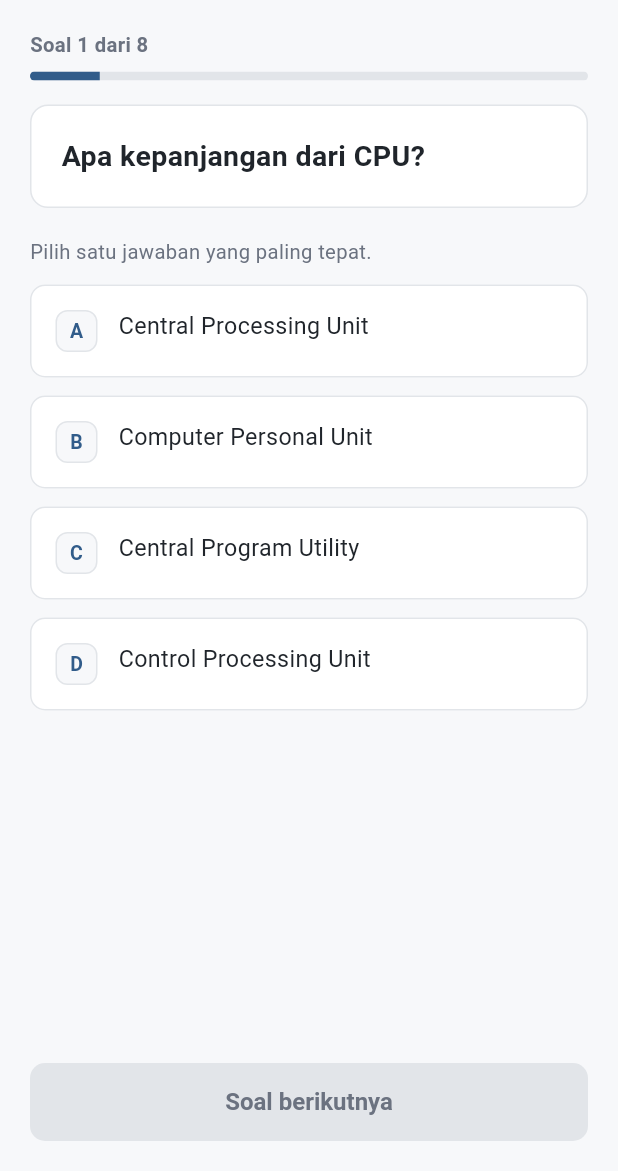
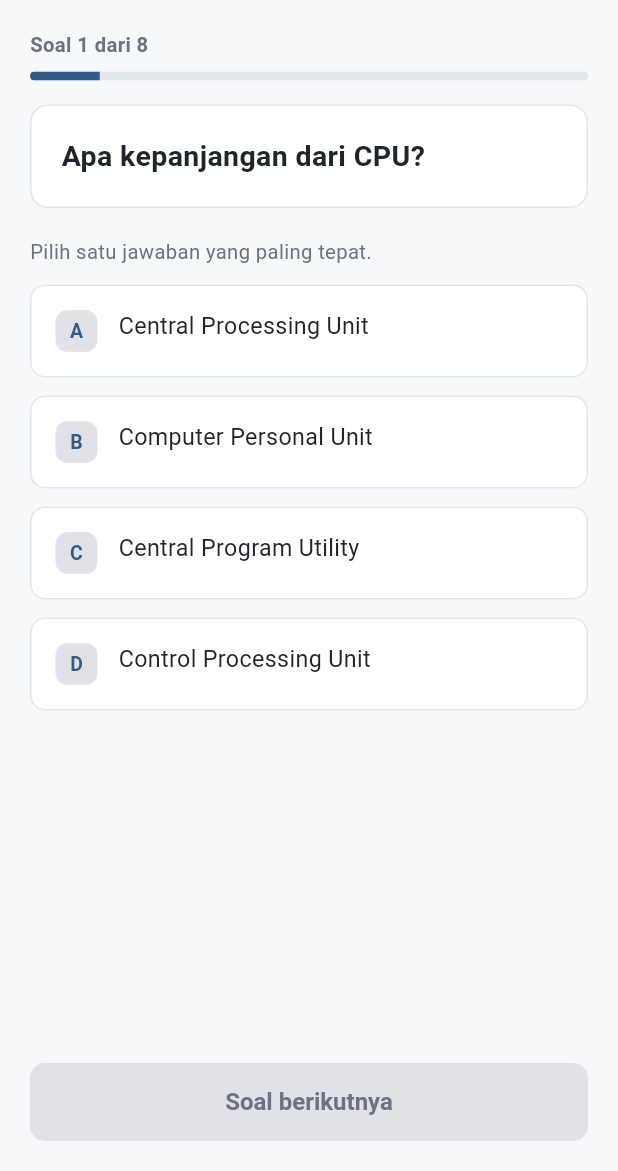
Before and after one commit to Farhan00755/QuizMate, a Flutter app: the QuizScreen screen opened directly with empty values, on a phone screen of 412 x 824 dp, the part 65-1236 px from its top. Run offline on Flutter 3.47's test engine with Material 3 defaults, Android fonts, the phone set to English and light mode, and no system bars.

Commit message:
update dark/light theme

```diff
--- a/lib/main.dart
+++ b/lib/main.dart
@@ -7,8 +7,23 @@ void main() {
   runApp(const QuizMateApp());
 }
 
-class QuizMateApp extends StatelessWidget {
+class QuizMateApp extends StatefulWidget {
   const QuizMateApp({super.key});
+
+  @override
+  State<QuizMateApp> createState() => _QuizMateAppState();
+}
+
+class _QuizMateAppState extends State<QuizMateApp> {
+  ThemeMode _themeMode = ThemeMode.light;
+
+  void _toggleTheme() {
+    setState(() {
+      _themeMode = _themeMode == ThemeMode.dark
+          ? ThemeMode.light
+          : ThemeMode.dark;
+    });
+  }
 
   @override
   Widget build(BuildContext context) {
@@ -16,7 +31,9 @@ class QuizMateApp extends StatelessWidget {
       title: 'QuizMate',
       debugShowCheckedModeBanner: false,
       theme: AppTheme.light,
-      home: const HomeScreen(),
+      darkTheme: AppTheme.dark,
+      themeMode: _themeMode,
+      home: HomeScreen(onToggleTheme: _toggleTheme),
     );
   }
 }
--- a/lib/screens/quiz_screen.dart
+++ b/lib/screens/quiz_screen.dart
@@ -1,6 +1,5 @@
 import 'package:flutter/material.dart';
 
-import '../constants/app_colors.dart';
 import '../data/questions.dart';
 import '../models/question.dart';
 import '../state/quiz_controller.dart';
@@ -50,7 +49,6 @@ class _QuizScreenState extends State<QuizScreen> {
       context: context,
       builder: (dialogContext) {
         return AlertDialog(
-          backgroundColor: AppColors.surface,
           title: const Text('Keluar dari kuis?'),
           content: const Text('Jawaban yang sudah dipilih akan hilang.'),
           actions: [
@@ -74,8 +72,9 @@ class _QuizScreenState extends State<QuizScreen> {
 
   @override
   Widget build(BuildContext context) {
+    final colors = Theme.of(context).colorScheme;
+
     return Scaffold(
-      backgroundColor: AppColors.background,
       body: SafeArea(
         child: ListenableBuilder(
           listenable: _controller,
@@ -122,11 +121,11 @@ class _QuizScreenState extends State<QuizScreen> {
                             children: [
                               _QuestionCard(question: question),
                               const SizedBox(height: 20),
-                              const Text(
+                              Text(
                                 'Pilih satu jawaban yang paling tepat.',
                                 style: TextStyle(
                                   fontSize: 13.5,
-                                  color: AppColors.textSecondary,
+                                  color: colors.onSurfaceVariant,
                                 ),
                               ),
                               const SizedBox(height: 12),
@@ -188,6 +187,8 @@ class _QuizHeader extends StatelessWidget {
 
   @override
   Widget build(BuildContext context) {
+    final colors = Theme.of(context).colorScheme;
+
     return Padding(
       padding: const EdgeInsets.fromLTRB(6, 6, 20, 6),
       child: Row(
@@ -195,16 +196,16 @@ class _QuizHeader extends StatelessWidget {
           IconButton(
             onPressed: onBack,
             icon: const Icon(Icons.arrow_back),
-            color: AppColors.textPrimary,
+            color: colors.onSurface,
             tooltip: 'Kembali',
           ),
           const SizedBox(width: 2),
-          const Text(
+          Text(
             'QuizMate',
             style: TextStyle(
               fontSize: 18,
               fontWeight: FontWeight.w700,
-              color: AppColors.textPrimary,
+              color: colors.onSurface,
             ),
           ),
         ],
@@ -231,10 +232,10 @@ class _QuizProgress extends StatelessWidget {
       children: [
         Text(
           'Soal $current dari $total',
-          style: const TextStyle(
+          style: TextStyle(
             fontSize: 13.5,
             fontWeight: FontWeight.w600,
-            color: AppColors.textSecondary,
+            color: Theme.of(context).colorScheme.onSurfaceVariant,
           ),
         ),
         const SizedBox(height: 8),
@@ -254,21 +255,23 @@ class _QuestionCard extends StatelessWidget {
 
   @override
   Widget build(BuildContext context) {
+    final colors = Theme.of(context).colorScheme;
+
     return Container(
       width: double.infinity,
       padding: const EdgeInsets.all(20),
       decoration: BoxDecoration(
-        color: AppColors.surface,
+        color: colors.surface,
         borderRadius: BorderRadius.circular(12),
-        border: Border.all(color: AppColors.border),
+        border: Border.all(color: colors.outlineVariant),
       ),
       child: Text(
         question.question,
-        style: const TextStyle(
+        style: TextStyle(
           fontSize: 19,
           fontWeight: FontWeight.w600,
           height: 1.4,
-          color: AppColors.textPrimary,
+          color: colors.onSurface,
         ),
       ),
     );
@@ -292,8 +295,10 @@ class _OptionTile extends StatelessWidget {
 
   @override
   Widget build(BuildContext context) {
+    final colors = Theme.of(context).colorScheme;
+
     return Material(
-      color: AppColors.surface,
+      color: colors.surface,
       borderRadius: BorderRadius.circular(10),
       child: InkWell(
         onTap: onTap,
@@ -303,7 +308,7 @@ class _OptionTile extends StatelessWidget {
           decoration: BoxDecoration(
             borderRadius: BorderRadius.circular(10),
             border: Border.all(
-              color: isSelected ? AppColors.primary : AppColors.border,
+              color: isSelected ? colors.primary : colors.outlineVariant,
               width: isSelected ? 1.5 : 1,
             ),
           ),
@@ -315,10 +320,12 @@ class _OptionTile extends StatelessWidget {
                 height: 28,
                 alignment: Alignment.center,
                 decoration: BoxDecoration(
-                  color: isSelected ? AppColors.primary : AppColors.background,
+                  color: isSelected
+                      ? colors.primary
+                      : colors.surfaceContainerHighest,
                   borderRadius: BorderRadius.circular(8),
                   border: Border.all(
-                    color: isSelected ? AppColors.primary : AppColors.border,
+                    color: isSelected ? colors.primary : colors.outlineVariant,
                   ),
                 ),
                 child: Text(
@@ -326,7 +333,7 @@ class _OptionTile extends StatelessWidget {
                   style: TextStyle(
                     fontSize: 13,
                     fontWeight: FontWeight.w700,
-                    color: isSelected ? Colors.white : AppColors.primary,
+                    color: isSelected ? colors.onPrimary : colors.primary,
                   ),
                 ),
               ),
@@ -338,9 +345,7 @@ class _OptionTile extends StatelessWidget {
                     fontSize: 15.5,
                     height: 1.35,
                     fontWeight: isSelected ? FontWeight.w600 : FontWeight.w400,
-                    color: isSelected
-                        ? AppColors.primaryDark
-                        : AppColors.textPrimary,
+                    color: isSelected ? colors.primary : colors.onSurface,
                   ),
                 ),
               ),
--- a/lib/theme/app_theme.dart
+++ b/lib/theme/app_theme.dart
@@ -5,31 +5,55 @@ import '../constants/app_colors.dart';
 class AppTheme {
   const AppTheme._();
 
-  static ThemeData get light {
-    final colorScheme = ColorScheme.fromSeed(
+  static const _darkBackground = Color(0xFF101419);
+  static const _darkSurface = Color(0xFF1A2027);
+  static const _darkPrimary = Color(0xFF8FB3D9);
+  static const _darkError = Color(0xFFE07A7A);
+
+  static ThemeData get light => _build(
+    ColorScheme.fromSeed(
       seedColor: AppColors.primary,
       primary: AppColors.primary,
+      onPrimary: Colors.white,
       surface: AppColors.surface,
+      onSurface: AppColors.textPrimary,
+      onSurfaceVariant: AppColors.textSecondary,
+      outlineVariant: AppColors.border,
       error: AppColors.error,
-    );
+    ),
+    AppColors.background,
+  );
 
+  static ThemeData get dark => _build(
+    ColorScheme.fromSeed(
+      seedColor: AppColors.primary,
+      brightness: Brightness.dark,
+      primary: _darkPrimary,
+      onPrimary: const Color(0xFF0F1B26),
+      surface: _darkSurface,
+      onSurface: const Color(0xFFE6E9ED),
+      onSurfaceVariant: const Color(0xFF9AA3AE),
+      outlineVariant: const Color(0xFF2A323B),
+      error: _darkError,
+    ),
+    _darkBackground,
+  );
+
+  static ThemeData _build(ColorScheme colorScheme, Color background) {
     final fieldBorder = OutlineInputBorder(
       borderRadius: BorderRadius.circular(10),
-      borderSide: const BorderSide(color: AppColors.border),
+      borderSide: BorderSide(color: colorScheme.outlineVariant),
     );
 
     return ThemeData(
       useMaterial3: true,
       colorScheme: colorScheme,
       fontFamily: 'Roboto',
-      scaffoldBackgroundColor: AppColors.background,
+      scaffoldBackgroundColor: background,
       inputDecorationTheme: InputDecorationTheme(
         filled: true,
-        fillColor: AppColors.surface,
-        hintStyle: const TextStyle(
-          fontSize: 15,
-          color: AppColors.textSecondary,
-        ),
+        fillColor: colorScheme.surface,
+        hintStyle: TextStyle(fontSize: 15, color: colorScheme.onSurfaceVariant),
         contentPadding: const EdgeInsets.symmetric(
           horizontal: 14,
           vertical: 14,
@@ -37,21 +61,21 @@ class AppTheme {
         border: fieldBorder,
         enabledBorder: fieldBorder,
         focusedBorder: fieldBorder.copyWith(
-          borderSide: const BorderSide(color: AppColors.primary, width: 1.5),
+          borderSide: BorderSide(color: colorScheme.primary, width: 1.5),
         ),
         errorBorder: fieldBorder.copyWith(
-          borderSide: const BorderSide(color: AppColors.error),
+          borderSide: BorderSide(color: colorScheme.error),
         ),
         focusedErrorBorder: fieldBorder.copyWith(
-          borderSide: const BorderSide(color: AppColors.error, width: 1.5),
+          borderSide: BorderSide(color: colorScheme.error, width: 1.5),
         ),
       ),
       elevatedButtonTheme: ElevatedButtonThemeData(
         style: ElevatedButton.styleFrom(
-          backgroundColor: AppColors.primary,
-          foregroundColor: Colors.white,
-          disabledBackgroundColor: AppColors.border,
-          disabledForegroundColor: AppColors.textSecondary,
+          backgroundColor: colorScheme.primary,
+          foregroundColor: colorScheme.onPrimary,
+          disabledBackgroundColor: colorScheme.surfaceContainerHighest,
+          disabledForegroundColor: colorScheme.onSurfaceVariant,
           elevation: 0,
           minimumSize: const Size(0, 52),
           shape: RoundedRectangleBorder(
@@ -60,9 +84,9 @@ class AppTheme {
           textStyle: const TextStyle(fontSize: 16, fontWeight: FontWeight.w600),
         ),
       ),
-      progressIndicatorTheme: const ProgressIndicatorThemeData(
-        color: AppColors.primary,
-        linearTrackColor: AppColors.border,
+      progressIndicatorTheme: ProgressIndicatorThemeData(
+        color: colorScheme.primary,
+        linearTrackColor: colorScheme.outlineVariant,
       ),
     );
   }
```
Also changed, not shown: lib/screens/home_screen.dart (+52 -19 lines), lib/screens/result_screen.dart (+20 -21 lines).
